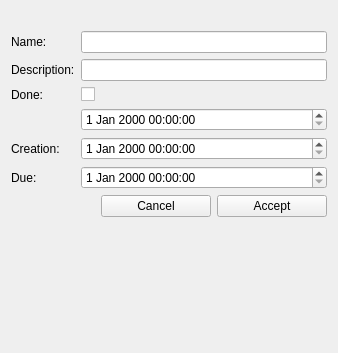
This is src/simpletaskinfowidget.ui in tuxamito/SimpleTaskManager as Qt 5 draws it before an edit. The edited form follows.
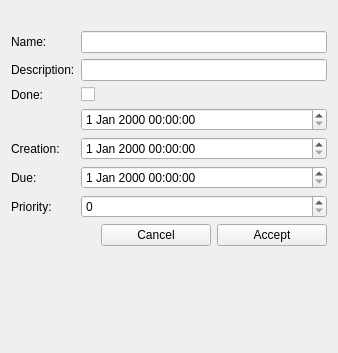
This is the edited form.

Commit message: Tasks have a priority

```diff
--- a/src/simpletaskinfowidget.ui
+++ b/src/simpletaskinfowidget.ui
@@ -102,6 +102,23 @@
      <item row="5" column="1">
       <widget class="QDateTimeEdit" name="dateTimeDue"/>
      </item>
+     <item row="6" column="0">
+      <widget class="QLabel" name="label_5">
+       <property name="text">
+        <string>Priority:</string>
+       </property>
+      </widget>
+     </item>
+     <item row="6" column="1">
+      <widget class="QSpinBox" name="spinBoxPriority">
+       <property name="minimum">
+        <number>0</number>
+       </property>
+       <property name="maximum">
+        <number>10</number>
+       </property>
+      </widget>
+     </item>
     </layout>
    </item>
    <item>
```
The commit also changes 4 other files.
